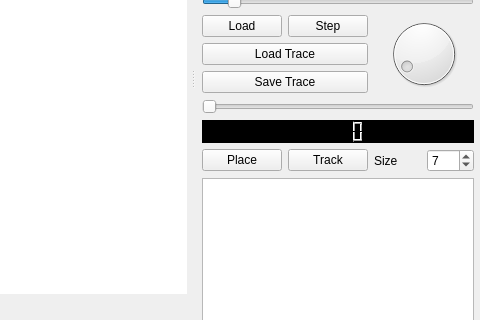
The window that itkProjects/Particles/simul2d.ui (SadeghMSalehi/gradworks) describes before a commit, drawn with Qt 5; both pictures show x 454 to 934 and y 363 to 683 of the 934 by 856 pixel window.
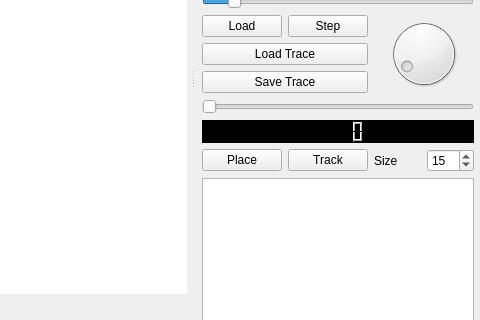
The same window after the commit. Icons and pictures are not drawn. Custom widgets are drawn as their Qt base class.

Patch:
```diff
--- a/itkProjects/Particles/simul2d.ui
+++ b/itkProjects/Particles/simul2d.ui
@@ -320,7 +320,7 @@
                <item row="0" column="3">
                 <widget class="QSpinBox" name="rectSize">
                  <property name="value">
-                  <number>7</number>
+                  <number>15</number>
                  </property>
                 </widget>
                </item>
```
